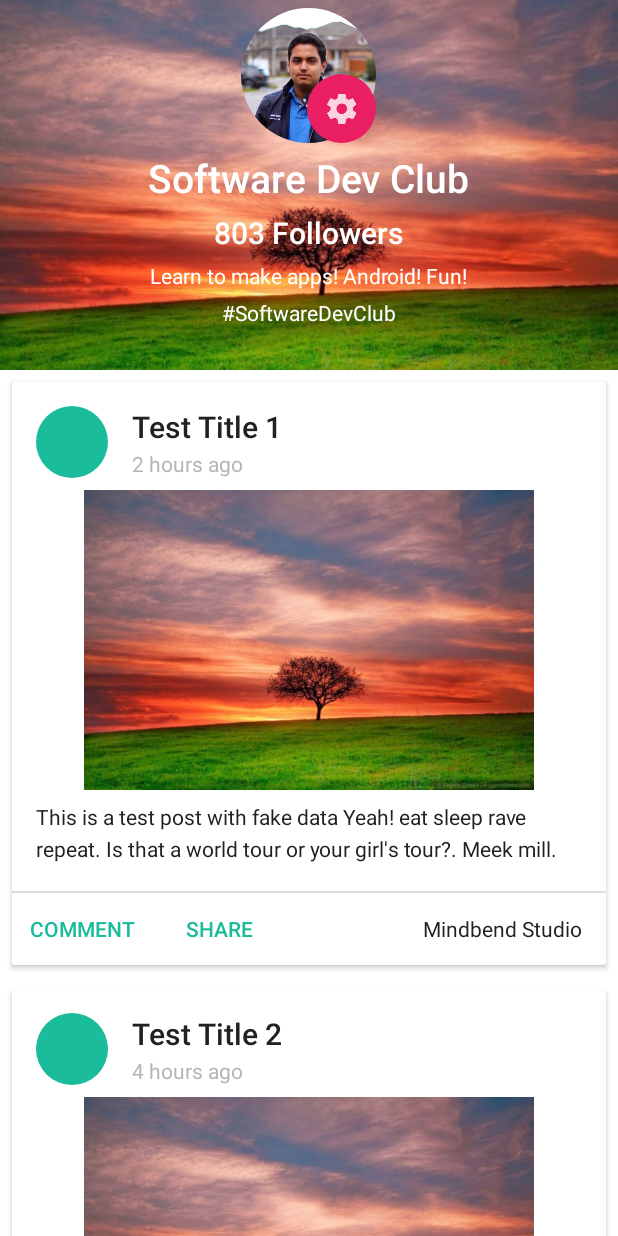
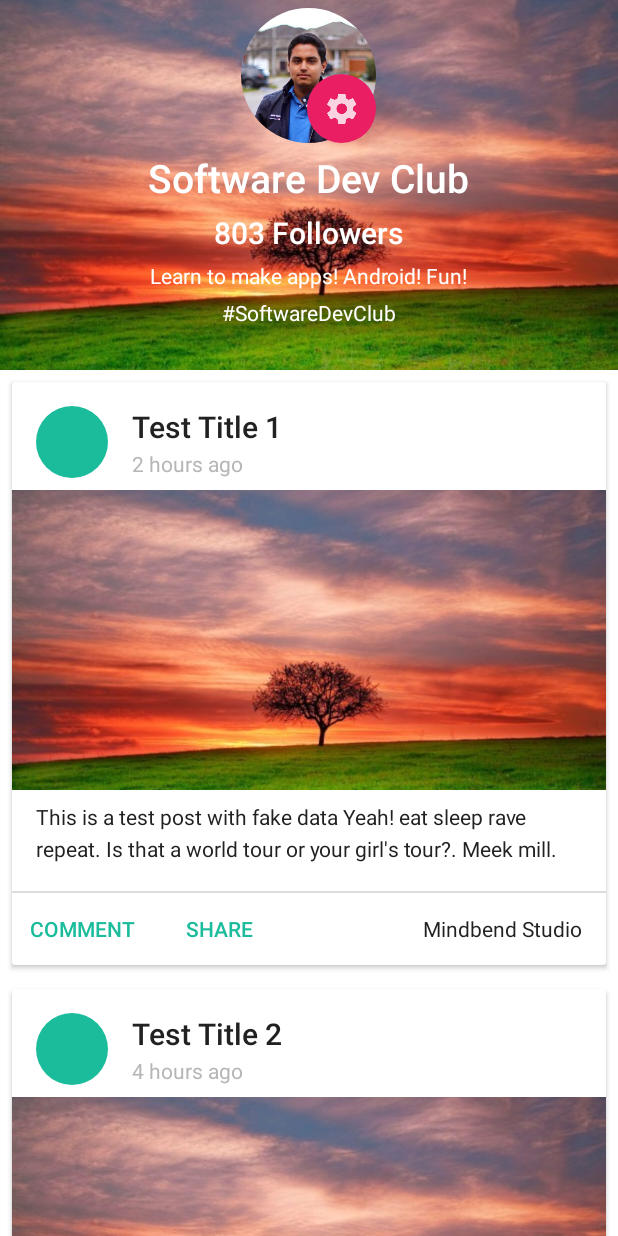
Before and after one commit to adityachugh/Announcements-Android, an Android app: the fragment DiscoverFragment shown on its own in the app's theme, after a tap on "Software Dev Club", on a phone screen of 412 x 824 dp. Run offline under Robolectric (Android 15) with nearby library versions, the phone set to English and light mode, and no system bars; our stand-ins replace CircleImageView; libraries missing offline, so code that uses them is left out: com.nirhart.parallaxscroll; plain views replace ParallaxScrollView.

Commit message:
Changed image scaletype to centercrop

```diff
--- a/Announcements - App/app/src/main/res/layout/fragment_post_card_full.xml
+++ b/Announcements - App/app/src/main/res/layout/fragment_post_card_full.xml
@@ -62,6 +62,7 @@
                         android:id="@+id/post_image_attached_full"
                         android:layout_width="match_parent"
                         android:layout_height="0dp"
+                        android:scaleType="centerCrop"
                         android:layout_marginTop="8dp"/>
                 </RelativeLayout>
 
--- a/Announcements - App/app/src/main/res/layout/post_feed_item.xml
+++ b/Announcements - App/app/src/main/res/layout/post_feed_item.xml
@@ -56,6 +56,7 @@
                 android:layout_width="match_parent"
                 android:layout_height="0dp"
                 android:layout_marginTop="8dp"
+                android:scaleType="centerCrop"
                 android:src="@color/primary"/>
         </RelativeLayout>
 
```
Also changed, not shown: 2 other files.
